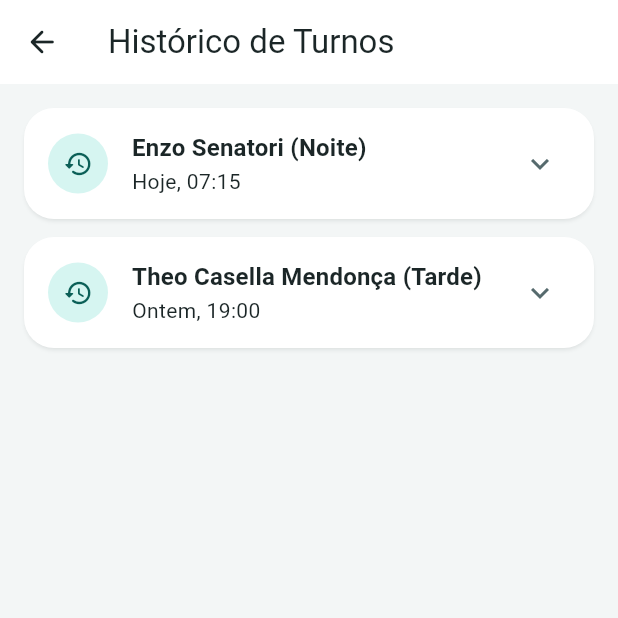
After one commit to EnzoSenatori/Geratrix, a Flutter app: the GestorScreen screen opened by its route, after a tap on "Ver histórico de turnos e relatórios", on a phone screen of 412 x 824 dp, the top half of it. The commit adds this screen. Run offline on Flutter 3.47's test engine with Material 3 defaults, Android fonts, the phone set to English and light mode, and no system bars.

Commit message:
tcm-feat: cria tela de historico de turnos e conecta no painel do gestor

```diff
--- a/geratrix_flutter/lib/app.dart
+++ b/geratrix_flutter/lib/app.dart
@@ -13,6 +13,7 @@ import 'screens/checkin_sinais_vitais_screen.dart';
 import 'screens/checkin_medicamento_screen.dart';
 import 'screens/residente_screen.dart';
 import 'screens/encerrar_turno_screen.dart';
+import 'screens/historico_turnos_screen.dart';
 
 // Raiz do app: tema do guia visual e rotas
 class GeratrixApp extends StatelessWidget {
@@ -68,6 +69,7 @@ class GeratrixApp extends StatelessWidget {
         AppRoutes.checkinMedicamento: (context) => const CheckinMedicamentoScreen(),
         AppRoutes.residente: (context) => const ResidenteScreen(),
         AppRoutes.encerrarTurno: (context) => const EncerrarTurnoScreen(),
+        AppRoutes.historicoTurnos: (context) => const HistoricoTurnosScreen(),
       },
     );
   }
--- a/geratrix_flutter/lib/routes.dart
+++ b/geratrix_flutter/lib/routes.dart
@@ -12,5 +12,7 @@ class AppRoutes {
   static const String checkinMedicamento = "/checkin-medicamento";
   static const String naoRealizado = "/nao-realizado";
   static const String residente = "/residente";
-  static const String encerrarTurno = "/encerrar-turno"; // NOVO: Rota de encerramento de turno
+  static const String encerrarTurno = "/encerrar-turno";
+  static const String historicoTurnos = "/historico-turnos";
+  static const String relatorioGestor = "/relatorio-gestor";
 }
--- a/geratrix_flutter/lib/screens/gestor_screen.dart
+++ b/geratrix_flutter/lib/screens/gestor_screen.dart
@@ -1,6 +1,7 @@
 import 'package:flutter/material.dart';
 
 import '../models/cuidador.dart';
+import '../routes.dart';
 
 // Lista de cuidadores (incluindo uma inativa para exemplo visual)
 const _cuidadores = [
@@ -10,7 +11,7 @@ const _cuidadores = [
   Cuidador(nome: 'Maria da Silva', iniciais: 'MS', turnoPadrao: 'Folga', pin: '0000', ativo: false),
 ];
 
-// Painel do Gestor: visualização do status da equipe
+// Painel do Gestor: visualização do status da equipe e acesso a relatórios
 class GestorScreen extends StatelessWidget {
   const GestorScreen({super.key});
 
@@ -41,6 +42,18 @@ class GestorScreen extends StatelessWidget {
                 ),
               ),
             ),
+            // Botão para navegar até o histórico de turnos e relatórios gerenciais
+            Padding(
+              padding: const EdgeInsets.symmetric(horizontal: 16.0),
+              child: OutlinedButton.icon(
+                onPressed: () {
+                  Navigator.pushNamed(context, AppRoutes.historicoTurnos);
+                },
+                icon: const Icon(Icons.assessment_outlined),
+                label: const Text('Ver histórico de turnos e relatórios'),
+              ),
+            ),
+            const SizedBox(height: 16),
             // Expanded faz a lista ocupar todo o espaço restante da tela
             Expanded(
               child: ListView.separated(
--- /dev/null
+++ b/geratrix_flutter/lib/screens/historico_turnos_screen.dart
@@ -0,0 +1,111 @@
+import 'package:flutter/material.dart';
+
+// Modelo temporário para o histórico de plantões finalizados
+class TurnoHistorico {
+  final String id;
+  final String data;
+  final String cuidador;
+  final String turno;
+  final int concluidas;
+  final int naoRealizadas;
+  final String passagemPlantao;
+
+  const TurnoHistorico({
+    required this.id,
+    required this.data,
+    required this.cuidador,
+    required this.turno,
+    required this.concluidas,
+    required this.naoRealizadas,
+    required this.passagemPlantao,
+  });
+}
+
+const _historicoMock = [
+  TurnoHistorico(
+    id: '101',
+    data: 'Hoje, 07:15',
+    cuidador: 'Enzo Senatori',
+    turno: 'Noite',
+    concluidas: 12,
+    naoRealizadas: 1,
+    passagemPlantao: 'Dona Carmem reclamou de dor lombar. Medicação administrada conforme prescrição.',
+  ),
+  TurnoHistorico(
+    id: '100',
+    data: 'Ontem, 19:00',
+    cuidador: 'Theo Casella Mendonça',
+    turno: 'Tarde',
+    concluidas: 15,
+    naoRealizadas: 0,
+    passagemPlantao: 'Sem intercorrências graves. Todos os residentes alimentados.',
+  ),
+];
+
+// Tela de consulta do histórico de turnos encerrados para a gestão
+class HistoricoTurnosScreen extends StatelessWidget {
+  const HistoricoTurnosScreen({super.key});
+
+  @override
+  Widget build(BuildContext context) {
+    final cores = Theme.of(context).colorScheme;
+    final textos = Theme.of(context).textTheme;
+
+    return Scaffold(
+      appBar: AppBar(
+        leading: IconButton(
+          icon: const Icon(Icons.arrow_back_rounded),
+          onPressed: () => Navigator.pop(context),
+        ),
+        title: const Text('Histórico de Turnos'),
+      ),
+      body: SafeArea(
+        child: ListView.separated(
+          padding: const EdgeInsets.all(16.0),
+          itemCount: _historicoMock.length,
+          separatorBuilder: (context, index) => const SizedBox(height: 12),
+          itemBuilder: (context, index) {
+            final turno = _historicoMock[index];
+
+            return Card(
+              child: ExpansionTile(
+                leading: CircleAvatar(
+                  backgroundColor: cores.primaryContainer,
+                  foregroundColor: cores.onPrimaryContainer,
+                  child: const Icon(Icons.history_rounded, size: 20),
+                ),
+                title: Text(
+                  '${turno.cuidador} (${turno.turno})',
+                  style: textos.titleMedium?.copyWith(fontWeight: FontWeight.bold),
+                ),
+                subtitle: Text(turno.data),
+                childrenPadding: const EdgeInsets.fromLTRB(16, 0, 16, 16),
+                expandedCrossAxisAlignment: CrossAxisAlignment.start,
+                children: [
+                  const Divider(),
+                  Row(
+                    mainAxisAlignment: MainAxisAlignment.spaceBetween,
+                    children: [
+                      Text('Concluídas: ${turno.concluidas}', style: TextStyle(color: cores.primary, fontWeight: FontWeight.bold)),
+                      Text('Não realizadas: ${turno.naoRealizadas}', style: TextStyle(color: cores.error, fontWeight: FontWeight.bold)),
+                    ],
+                  ),
+                  const SizedBox(height: 12),
+                  Text(
+                    'Passagem de plantão:',
+                    style: textos.labelMedium?.copyWith(color: cores.onSurfaceVariant, fontWeight: FontWeight.bold),
+                  ),
+                  const SizedBox(height: 4),
+                  Text(
+                    turno.passagemPlantao,
+                    style: textos.bodyMedium,
+                  ),
+                ],
+              ),
+            );
+          },
+        ),
+      ),
+    );
+  }
+}
```
